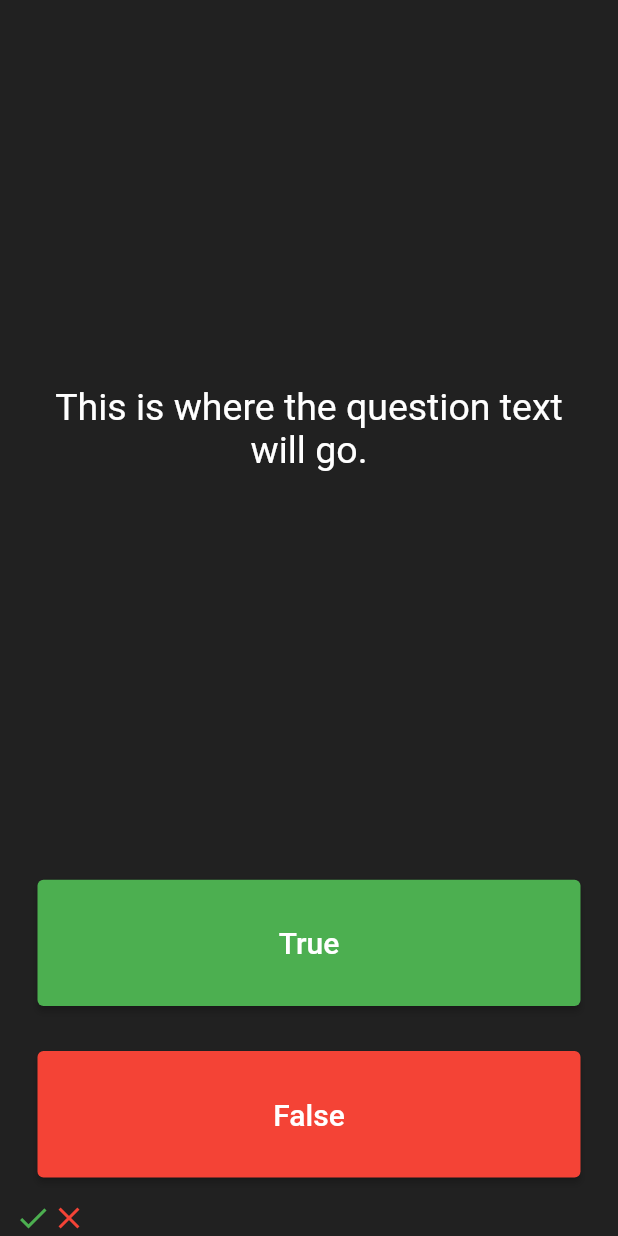
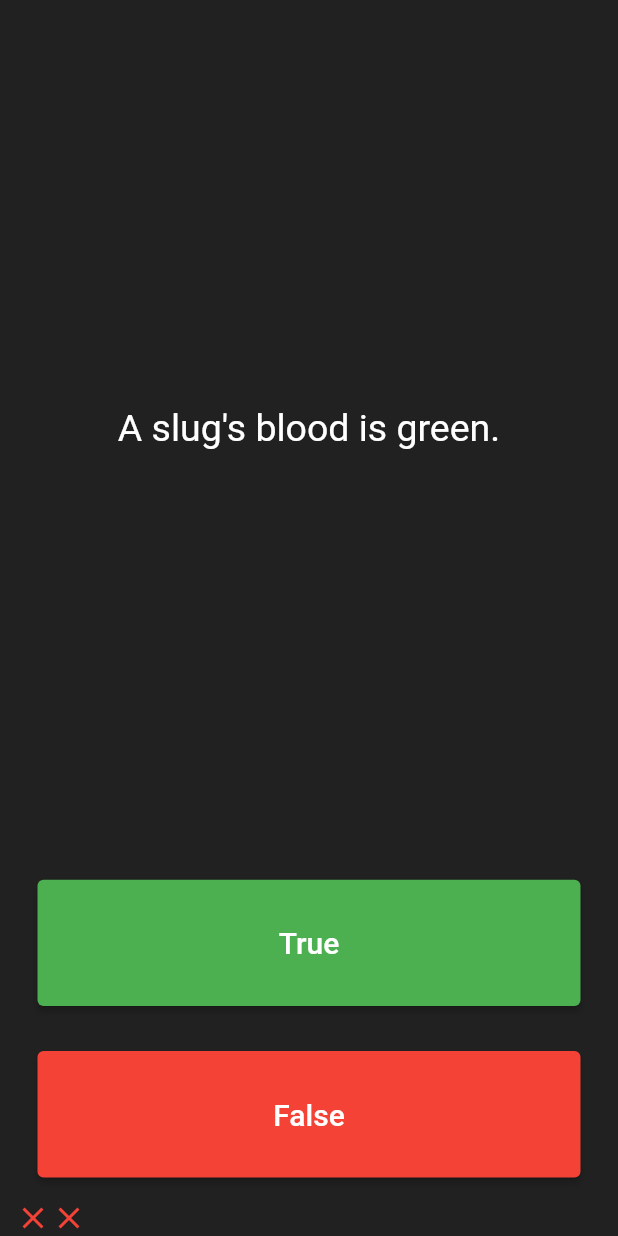
Before and after one commit to hshehabu/quiz_app_flutter, a Flutter app: the screen it shows after launch, after a tap on "True", after a tap on "False", on a phone screen of 412 x 824 dp. Run offline on Flutter 3.47's test engine with Material 2 defaults, Android fonts, the phone set to English and light mode, and no system bars.

Commit message:
A question class added with constructor

```diff
--- a/lib/main.dart
+++ b/lib/main.dart
@@ -1,4 +1,5 @@
 import 'package:flutter/material.dart';
+import 'package:quiz_app_flutter/Question.dart';
 
 void main() => runApp(Quizzler());
 
@@ -26,6 +27,14 @@ class QuizPage extends StatefulWidget {
 
 class _QuizPageState extends State<QuizPage> {
   List<Icon> scoreKeeper = [];
+List <Question> question = [
+  Question(q: 'You can lead a cow down stairs but not up stairs.' , a: false),
+  Question(q: 'Approximately one quarter of human bones are in the feet.' , a: true),
+  Question(q: 'A slug\'s blood is green.' , a: true),
+];
+
+
+  var questionNumber = 0;
   @override
   Widget build(BuildContext context) {
     return Column(
@@ -38,7 +47,7 @@ class _QuizPageState extends State<QuizPage> {
             padding: EdgeInsets.all(10.0),
             child: Center(
               child: Text(
-                'This is where the question text will go.',
+                question[questionNumber].question,
                 textAlign: TextAlign.center,
                 style: TextStyle(
                   fontSize: 25.0,
@@ -62,10 +71,15 @@ class _QuizPageState extends State<QuizPage> {
                   fontSize: 20.0,
                 ),
               ),
-
               onPressed: () {
                 setState(() {
-                  scoreKeeper.add(Icon(Icons.check, color: Colors.green));
+                  if (question[questionNumber].answer == true) {
+                    scoreKeeper.add(Icon(Icons.check, color: Colors.green));
+                  }
+                  else{
+                    scoreKeeper.add(Icon(Icons.close, color: Colors.red));
+                  }
+                  questionNumber++;
                 });
               },
             ),
@@ -85,7 +99,14 @@ class _QuizPageState extends State<QuizPage> {
               ),
               onPressed: () {
                 setState(() {
-                  scoreKeeper.add(Icon(Icons.close, color: Colors.red));
+                  if (question[questionNumber].answer == false) {
+                    scoreKeeper.add(Icon(Icons.check, color: Colors.green));
+                  }
+                  else{
+                    scoreKeeper.add(Icon(Icons.close, color: Colors.red));
+                  }
+
+                  questionNumber++;
                 });
               },
             ),
@@ -100,7 +121,5 @@ class _QuizPageState extends State<QuizPage> {
 }
 
 /*
-question1: 'You can lead a cow down stairs but not up stairs.', false,
-question2: 'Approximately one quarter of human bones are in the feet.', true,
-question3: 'A slug\'s blood is green.', true,
+
 */
--- /dev/null
+++ b/lib/question.dart
@@ -0,0 +1,8 @@
+class Question {
+  String question = "";
+  bool answer = true;
+  Question({required String q, required bool a}) {
+    this.answer = a;
+    this.question = q;
+  }
+}
```
Also changed, not shown: 1 other file.
